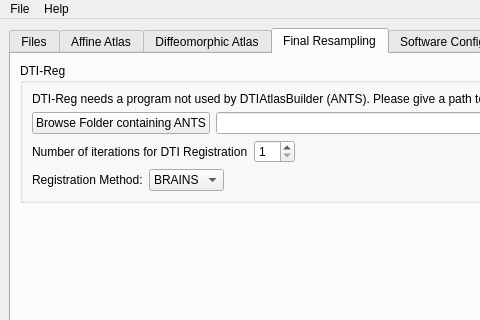
First picture: the form in GUIwindow.ui, repository NIRALUser/DTIAtlasBuilder, before the edit; both pictures show x 0 to 480 and y 0 to 320 of the 1196 by 671 pixel window.
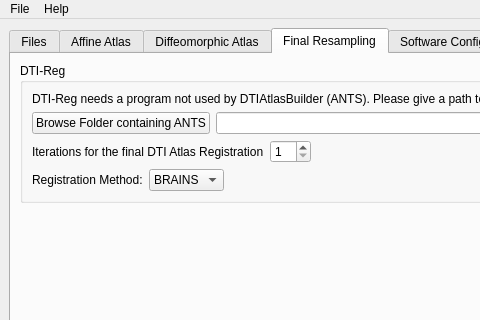
Second picture: the form after the edit. The open tabs and pages were chosen to show the change. Icons and pictures are not drawn.

What changed in the file:
```diff
--- a/GUIwindow.ui
+++ b/GUIwindow.ui
@@ -1103,7 +1103,7 @@
              <item>
               <widget class="QLabel" name="nbLoopsDTIRegLabel">
                <property name="text">
-                <string>Number of iterations for DTI Registration</string>
+                <string>Iterations for the final DTI Atlas Registration</string>
                </property>
               </widget>
              </item>
```
